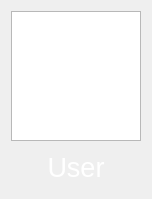
First picture: the form in ui/widgets/user_login_button.ui, repository Protocs/OkayMoney, before the edit.
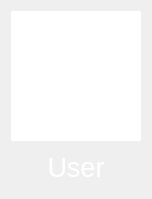
Second picture: the form after the edit.

Commit message: Убрал рамку у аватарок в окне логина и в главном окне

The edit to the form file:
```diff
--- a/ui/widgets/user_login_button.ui
+++ b/ui/widgets/user_login_button.ui
@@ -46,6 +46,9 @@
      <property name="styleSheet">
       <string notr="true"/>
      </property>
+     <property name="frameShape">
+      <enum>QFrame::NoFrame</enum>
+     </property>
     </widget>
    </item>
    <item>
```
The commit also changes 1 other file.
